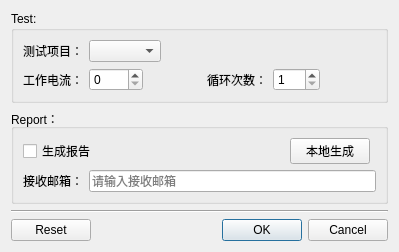
Before: the Qt Designer form SubWidget/toolconfig.ui in RoadRover-AutoTest/QtDemo, drawn with Qt 5.
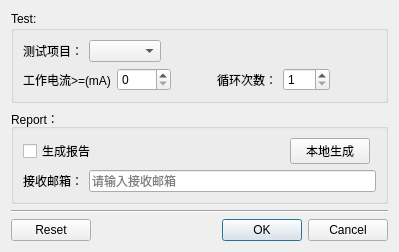
After: the same form once the commit is applied.

What changed in the file:
```diff
--- a/SubWidget/toolconfig.ui
+++ b/SubWidget/toolconfig.ui
@@ -55,7 +55,7 @@
         <item>
          <widget class="QLabel" name="label_2">
           <property name="text">
-           <string>工作电流：</string>
+           <string>工作电流&gt;=(mA)</string>
           </property>
          </widget>
         </item>
```
